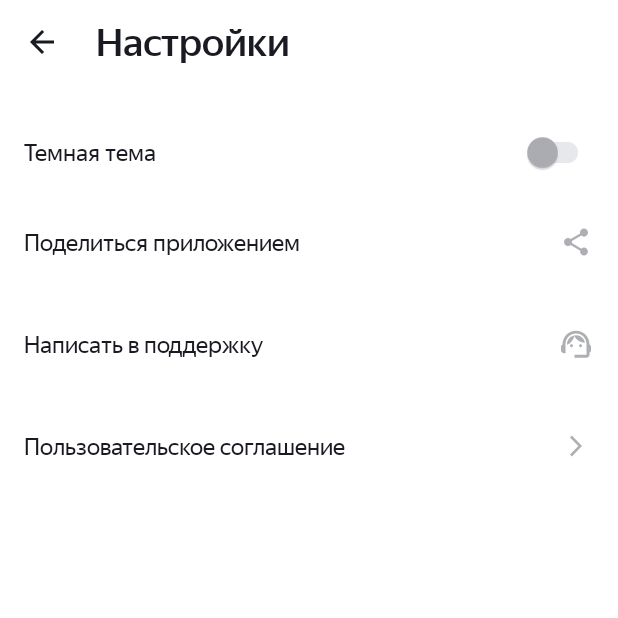
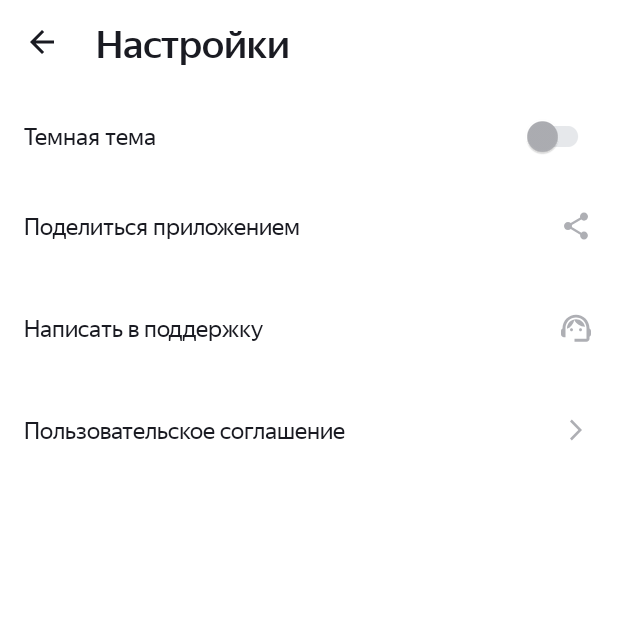
Before and after one commit to DimoonAndDev/Playlist_Maker, an Android app: the SettingActivity screen opened directly, with no data from a screen before it, on a phone screen of 412 x 824 dp, the top half of it. Run offline under Robolectric (Android 15) with nearby library versions, the phone set to English and light mode, and no system bars.

Commit message:
10 sprint homework. Review feedback 1. Track Adapter rename 2. Track details ifEmpty not hardcoded 3. TrackUnit Artist-time TextView split 4. Dimensions refactored into recourses 5. idea package added to gitignore 6. Setting activity slightly refactored

```diff
--- a/app/src/main/java/com/example/playlistmaker/SearchActivity.kt
+++ b/app/src/main/java/com/example/playlistmaker/SearchActivity.kt
@@ -12,7 +12,7 @@ import android.widget.ImageView
 import androidx.appcompat.content.res.AppCompatResources
 import androidx.recyclerview.widget.LinearLayoutManager
 import androidx.recyclerview.widget.RecyclerView
-import com.example.playlistmaker.searchrecycler.SearchViewAdapter
+import com.example.playlistmaker.searchrecycler.SearchTrackAdapter
 
 class SearchActivity : AppCompatActivity() {
     override fun onCreate(savedInstanceState: Bundle?) {
@@ -73,7 +73,7 @@ class SearchActivity : AppCompatActivity() {
 
         searchRecyclerView.layoutManager =
             LinearLayoutManager(this, LinearLayoutManager.VERTICAL, false)
-        val recyclerTrackAdapter = SearchViewAdapter(tracks)
+        val recyclerTrackAdapter = SearchTrackAdapter(tracks)
         searchRecyclerView.adapter = recyclerTrackAdapter
     }
 
@@ -91,7 +91,7 @@ class SearchActivity : AppCompatActivity() {
     private val tracks = arrayOf(
         Track(
             "Smells Like Teen SpiritSpiritSpiritSpiritSpiritSpiritSpiritSpiritSpirit",
-            "Nirvana",
+            "Nirvana Nirvana Nirvana Nirvana Nirvana Nirvana Nirvana Nirvana Nirvana Nirvana Nirvana Nirvana ",
             "5:01",
             "https://is5-ssl.mzstatic.com/image/thumb/Music115/v4/7b/58/c2/7b58c21a-2b51-2bb2-e59a-9bb9b96ad8c3/00602567924166.rgb.jpg/100x100bb.jpg"
         ),
--- a/app/src/main/java/com/example/playlistmaker/searchrecycler/SearchViewAdapter.kt
+++ b/app/src/main/java/com/example/playlistmaker/searchrecycler/SearchTrackAdapter.kt
@@ -6,7 +6,7 @@ import androidx.recyclerview.widget.RecyclerView
 import com.example.playlistmaker.R
 import com.example.playlistmaker.Track
 
-class SearchViewAdapter(private val tracks:Array<Track>) :
+class SearchTrackAdapter(private val tracks:Array<Track>) :
     RecyclerView.Adapter<SearchViewHolder>() {
     override fun onCreateViewHolder(parent: ViewGroup, viewType: Int): SearchViewHolder {
         val view = LayoutInflater.from(parent.context).inflate(R.layout.search_track_unit,parent,false)
--- a/app/src/main/res/layout/activity_setting.xml
+++ b/app/src/main/res/layout/activity_setting.xml
@@ -5,15 +5,7 @@
     android:layout_height="match_parent">
 
 
-    <androidx.constraintlayout.widget.ConstraintLayout
-        android:id="@+id/SettingsHeadFrame"
-        android:layout_width="match_parent"
-        android:layout_height="wrap_content"
-        android:padding="4dp"
-        app:layout_constraintBottom_toTopOf="@id/SettingsOptionLinear"
-        app:layout_constraintEnd_toEndOf="parent"
-        app:layout_constraintStart_toStartOf="parent"
-        app:layout_constraintTop_toTopOf="parent">
+
 
         <ImageView
             android:id="@+id/SettingsBackArrowImage"
@@ -21,9 +13,9 @@
             android:layout_width="wrap_content"
             android:layout_height="wrap_content"
             android:contentDescription="@string/settActiv_backButton_descr"
+            android:layout_margin="4dp"
 
             android:foreground="?attr/selectableItemBackground"
-            app:layout_constraintBottom_toBottomOf="parent"
             app:layout_constraintEnd_toStartOf="@id/SettingsHeadTextBar"
             app:layout_constraintStart_toStartOf="parent"
             app:layout_constraintTop_toTopOf="parent"
@@ -33,14 +25,15 @@
             android:id="@+id/SettingsHeadTextBar"
             style="@style/HeadText"
             android:layout_marginStart="12dp"
+            android:layout_marginTop="14dp"
+            android:layout_marginBottom="16dp"
 
             android:text="@string/bigButton_settings"
-            app:layout_constraintBottom_toBottomOf="parent"
             app:layout_constraintStart_toEndOf="@id/SettingsBackArrowImage"
             app:layout_constraintTop_toTopOf="parent" />
 
 
-    </androidx.constraintlayout.widget.ConstraintLayout>
+
 
 
     <LinearLayout
@@ -51,7 +44,7 @@
         android:orientation="vertical"
         app:layout_constraintEnd_toEndOf="parent"
         app:layout_constraintStart_toStartOf="parent"
-        app:layout_constraintTop_toBottomOf="@id/SettingsHeadFrame">
+        app:layout_constraintTop_toBottomOf="@id/SettingsHeadTextBar">
 
         <androidx.constraintlayout.widget.ConstraintLayout
             android:layout_width="match_parent"
--- a/app/src/main/res/values/dimensions.xml
+++ b/app/src/main/res/values/dimensions.xml
@@ -8,4 +8,7 @@
     <dimen name="settActive_text_leftMargin">16sp</dimen>
     <dimen name="Tap_bar_height">56dp</dimen>
     <dimen name="Tap_button_text_size">12sp</dimen>
+    <dimen name="search_square_art_side_size">45dp</dimen>
+    <dimen name="search_art_left_margin">13dp</dimen>
+    <dimen name="search_art_top_bot_margin">8dp</dimen>
 </resources>
--- a/app/src/main/res/values/strings.xml
+++ b/app/src/main/res/values/strings.xml
@@ -19,5 +19,9 @@
     <string name="clearSearchText">Очистить строку поиска</string>
     <string name="track_details">Детали трека</string>
     <string name="track_unit_image">Обложка трека</string>
+    <string name="artist_dot_time">" • "</string>
+    <string name="track_name_placeholder">Track</string>
+    <string name="track_artist_placeholder">Artist</string>
+    <string name="track_time_placeholder">0:00</string>
 
 </resources>
```
Also changed, not shown: app/src/main/java/com/example/playlistmaker/searchrecycler/SearchViewHolder.kt (+5 -9 lines), app/src/main/res/layout/search_track_unit.xml (+36 -9 lines), 1 other file.
